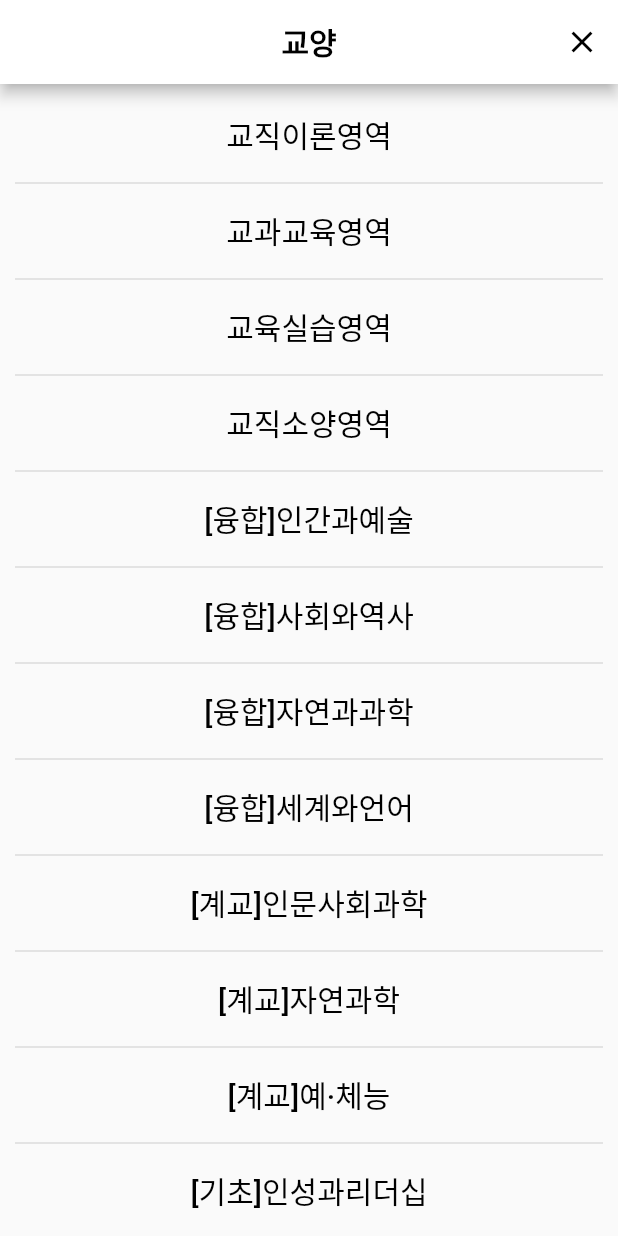
After one commit to kdhhuns2000/making_time_table, a Flutter app: the ElectiveList screen opened directly, on a phone screen of 412 x 824 dp. The commit adds this screen. Run offline on Flutter 3.47's test engine with Material 2 defaults, Android fonts, the phone set to English and light mode, and no system bars; our stand-ins replace anim_search_bar, fluttertoast, page_transition, page_view_dot_indicator.

Commit message:
Add elective list page and update major_field.dart -> dept.dart

```diff
--- /dev/null
+++ b/lib/elective.dart
@@ -0,0 +1,81 @@
+import 'package:flutter/material.dart';
+import 'constants.dart';
+
+final electiveMap = [
+  '교직이론영역',
+  '교과교육영역',
+  '교육실습영역',
+  '교직소양영역',
+  '[융합]인간과예술',
+  '[융합]사회와역사',
+  '[융합]자연과과학',
+  '[융합]세계와언어',
+  '[계교]인문사회과학',
+  '[계교]자연과학',
+  '[계교]예·체능',
+  '[기초]인성과리더십',
+  '[기초]의사소통',
+  '[기초]창의와사고',
+  '일반교양',
+  '[기초]소프트웨어기초',
+  '군사학',
+];
+
+class ElectiveList extends StatelessWidget {
+  final String title = '교양';
+
+  const ElectiveList({
+    super.key,
+  });
+  @override
+  Widget build(BuildContext context) {
+    return Scaffold(
+      appBar: AppBar(
+        actions: [
+          IconButton(
+            icon: const Icon(
+              Icons.close,
+              color: Colors.black,
+            ),
+            onPressed: () => Navigator.of(context).pop(),
+          ),
+        ],
+        title: Text(
+          title,
+          style: TextStyle(
+            color: Colors.black,
+            fontWeight: FontWeight.bold,
+          ),
+        ),
+        centerTitle: true,
+        automaticallyImplyLeading: false,
+        backgroundColor: Colors.white,
+      ),
+      body: Container(
+        margin: const EdgeInsets.all(10.0),
+        decoration: BoxDecoration(
+          borderRadius: BorderRadius.circular(30.0),
+          //border: Border.all(width: 0.7),
+        ),
+        child: ListView.separated(
+          itemCount: electiveMap.length,
+          itemBuilder: (BuildContext context, int index) {
+            return TextButton(
+              onPressed: () {
+                Navigator.pop(context, electiveMap[index]);
+                //Navigator.popUntil(context, (route) => route.isFirst);
+              },
+              child: Center(
+                child: Text(
+                  electiveMap[index],
+                  style: const TextStyle(fontSize: kFilterListFontSize, color: Colors.black),
+                ),
+              ),
+            );
+          },
+          separatorBuilder: (BuildContext context, int index) => const Divider(thickness: 1.0),
+        ),
+      ),
+    );
+  }
+}
--- a/lib/search.dart
+++ b/lib/search.dart
@@ -1,8 +1,8 @@
 import 'package:flutter/material.dart';
 import 'package:page_transition/page_transition.dart';
 import 'constants.dart';
+import 'dept.dart';
 import 'subject_tile.dart';
-import 'major_field.dart';
 import 'package:anim_search_bar/anim_search_bar.dart';
 
 String majorFieldRange = '선택';
@@ -93,7 +93,7 @@ class _SearchState extends State<Search> {
     final res = await Navigator.push(
       context,
       PageTransition(
-        child: const MajorFieldList(),
+        child: const DeptList(),
         type: PageTransitionType.bottomToTop,
       ),
     );
```
Also changed, not shown: lib/dept.dart (added, +87 -0 lines), lib/major_field.dart (deleted, +0 -90 lines).
